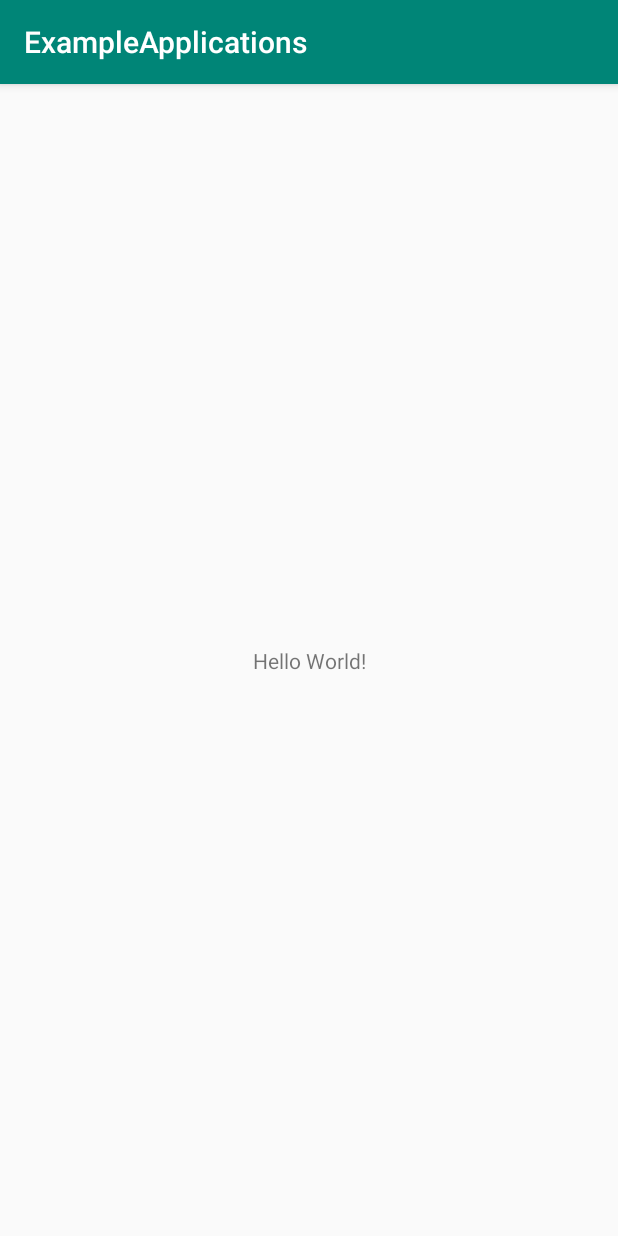
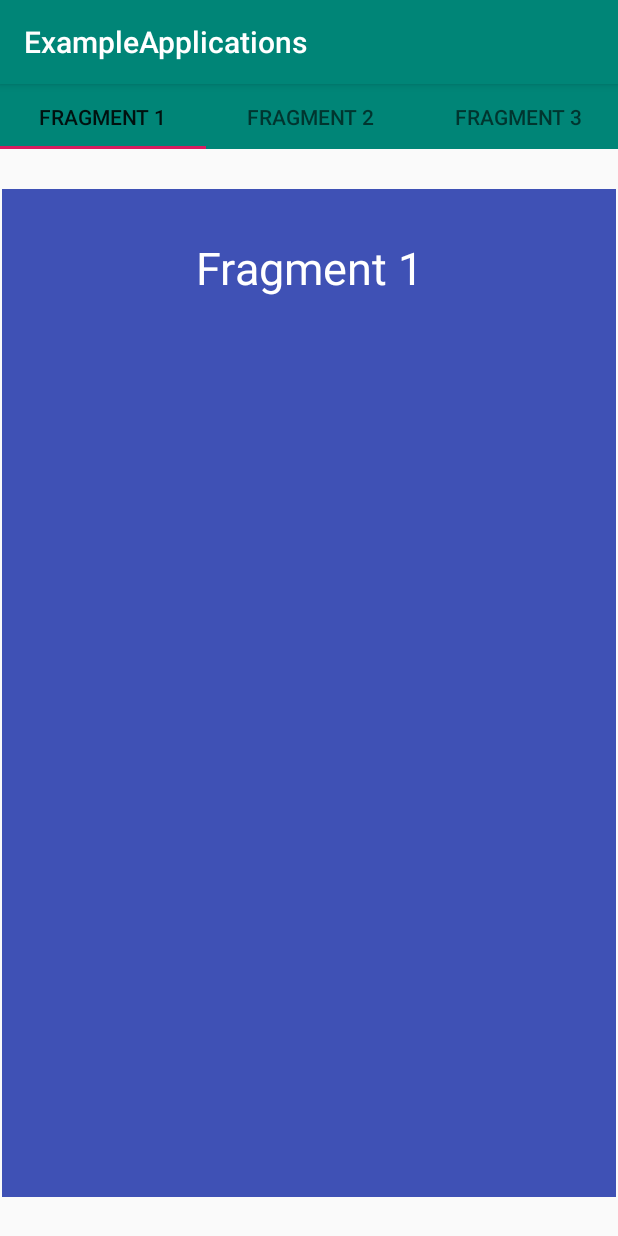
Before and after one commit to arpitparmar5739/android_examples, an Android app: the screen it shows after launch (MainActivity), on a phone screen of 412 x 824 dp. Run offline under Robolectric (Android 15) with nearby library versions, the phone set to English and light mode, and no system bars.

Commit message:
Implemented Tab layout.

```diff
--- a/app/build.gradle
+++ b/app/build.gradle
@@ -21,9 +21,11 @@ android {
 
 dependencies {
     implementation fileTree(dir: 'libs', include: ['*.jar'])
-    implementation 'androidx.appcompat:appcompat:1.0.2'
+    implementation 'androidx.appcompat:appcompat:1.1.0'
     implementation 'androidx.constraintlayout:constraintlayout:1.1.3'
+    implementation 'androidx.legacy:legacy-support-v4:1.0.0'
     testImplementation 'junit:junit:4.12'
     androidTestImplementation 'androidx.test.ext:junit:1.1.0'
     androidTestImplementation 'androidx.test.espresso:espresso-core:3.1.1'
+    implementation 'com.android.support:design:28.0.0'
 }
--- /dev/null
+++ b/app/src/main/java/com/example/exampleapplications/FirstFragment.java
@@ -0,0 +1,31 @@
+package com.example.exampleapplications;
+
+
+import android.os.Bundle;
+
+import androidx.fragment.app.Fragment;
+
+import android.view.LayoutInflater;
+import android.view.View;
+import android.view.ViewGroup;
+
+
+/**
+ * A simple {@link Fragment} subclass.
+ */
+public class FirstFragment extends Fragment {
+
+
+    public FirstFragment() {
+        // Required empty public constructor
+    }
+
+
+    @Override
+    public View onCreateView(LayoutInflater inflater, ViewGroup container,
+                             Bundle savedInstanceState) {
+        // Inflate the layout for this fragment
+        return inflater.inflate(R.layout.fragment_first, container, false);
+    }
+
+}
--- a/app/src/main/java/com/example/exampleapplications/MainActivity.java
+++ b/app/src/main/java/com/example/exampleapplications/MainActivity.java
@@ -1,14 +1,82 @@
 package com.example.exampleapplications;
 
+import androidx.annotation.NonNull;
+import androidx.annotation.Nullable;
 import androidx.appcompat.app.AppCompatActivity;
+import androidx.fragment.app.Fragment;
+import androidx.fragment.app.FragmentManager;
+import androidx.fragment.app.FragmentPagerAdapter;
+import androidx.viewpager.widget.ViewPager;
 
 import android.os.Bundle;
 
+import com.google.android.material.tabs.TabLayout;
+
 public class MainActivity extends AppCompatActivity {
+    TabLayout tabLayout;
+    ViewPager viewPager;
 
     @Override
     protected void onCreate(Bundle savedInstanceState) {
         super.onCreate(savedInstanceState);
         setContentView(R.layout.activity_main);
+
+        tabLayout = findViewById(R.id.tabLayout);
+        viewPager = findViewById(R.id.viewPager);
+
+        viewPager.setAdapter(new MyOwnPagerAdapter(getSupportFragmentManager()));
+        tabLayout.setupWithViewPager(viewPager);
+
+        tabLayout.addOnTabSelectedListener(new TabLayout.OnTabSelectedListener() {
+            @Override
+            public void onTabSelected(TabLayout.Tab tab) {
+                viewPager.setCurrentItem(tab.getPosition());
+            }
+
+            @Override
+            public void onTabUnselected(TabLayout.Tab tab) {
+
+            }
+
+            @Override
+            public void onTabReselected(TabLayout.Tab tab) {
+
+            }
+        });
+    }
+
+    class MyOwnPagerAdapter extends FragmentPagerAdapter {
+        String data[] = {"Fragment 1", "Fragment 2", "Fragment 3"};
+
+
+        public MyOwnPagerAdapter(FragmentManager supportFragmentManager) {
+            super(supportFragmentManager);
+        }
+
+        @NonNull
+        @Override
+        public Fragment getItem(int position) {
+            switch (position) {
+                case 0:
+                    return new FirstFragment();
+                case 1:
+                    return new SecondFragment();
+                case 2:
+                    return new ThirdFragment();
+                default:
+                    return null;
+            }
+        }
+
+        @Override
+        public int getCount() {
+            return data.length;
+        }
+
+        @Nullable
+        @Override
+        public CharSequence getPageTitle(int position) {
+            return data[position];
+        }
     }
 }
--- /dev/null
+++ b/app/src/main/java/com/example/exampleapplications/SecondFragment.java
@@ -0,0 +1,31 @@
+package com.example.exampleapplications;
+
+
+import android.os.Bundle;
+
+import androidx.fragment.app.Fragment;
+
+import android.view.LayoutInflater;
+import android.view.View;
+import android.view.ViewGroup;
+
+
+/**
+ * A simple {@link Fragment} subclass.
+ */
+public class SecondFragment extends Fragment {
+
+
+    public SecondFragment() {
+        // Required empty public constructor
+    }
+
+
+    @Override
+    public View onCreateView(LayoutInflater inflater, ViewGroup container,
+                             Bundle savedInstanceState) {
+        // Inflate the layout for this fragment
+        return inflater.inflate(R.layout.fragment_second, container, false);
+    }
+
+}
--- a/app/src/main/res/layout/activity_main.xml
+++ b/app/src/main/res/layout/activity_main.xml
@@ -6,13 +6,40 @@
     android:layout_height="match_parent"
     tools:context=".MainActivity">
 
-    <TextView
-        android:layout_width="wrap_content"
-        android:layout_height="wrap_content"
-        android:text="Hello World!"
+    <com.google.android.material.tabs.TabLayout
+        android:id="@+id/tabLayout"
+        android:layout_width="415dp"
+        android:layout_height="43dp"
+        android:background="@color/colorPrimary"
+        app:layout_constraintEnd_toEndOf="parent"
+        app:layout_constraintStart_toStartOf="parent"
+        app:layout_constraintTop_toTopOf="parent">
+
+        <com.google.android.material.tabs.TabItem
+            android:id="@+id/monday"
+            android:layout_width="wrap_content"
+            android:layout_height="wrap_content"
+            android:text="Monday" />
+
+        <com.google.android.material.tabs.TabItem
+            android:id="@+id/tuesday"
+            android:layout_width="wrap_content"
+            android:layout_height="wrap_content"
+            android:text="Tuesday" />
+
+        <com.google.android.material.tabs.TabItem
+            android:id="@+id/wednesday"
+            android:layout_width="wrap_content"
+            android:layout_height="wrap_content"
+            android:text="Wednesday" />
+    </com.google.android.material.tabs.TabLayout>
+
+    <androidx.viewpager.widget.ViewPager
+        android:id="@+id/viewPager"
+        android:layout_width="409dp"
+        android:layout_height="672dp"
         app:layout_constraintBottom_toBottomOf="parent"
-        app:layout_constraintLeft_toLeftOf="parent"
-        app:layout_constraintRight_toRightOf="parent"
-        app:layout_constraintTop_toTopOf="parent" />
-
+        app:layout_constraintEnd_toEndOf="parent"
+        app:layout_constraintStart_toStartOf="parent"
+        app:layout_constraintTop_toBottomOf="@+id/tabLayout" />
 </androidx.constraintlayout.widget.ConstraintLayout>
--- /dev/null
+++ b/app/src/main/res/layout/fragment_first.xml
@@ -0,0 +1,22 @@
+<?xml version="1.0" encoding="utf-8"?>
+<androidx.constraintlayout.widget.ConstraintLayout xmlns:android="http://schemas.android.com/apk/res/android"
+    xmlns:app="http://schemas.android.com/apk/res-auto"
+    xmlns:tools="http://schemas.android.com/tools"
+    android:layout_width="match_parent"
+    android:layout_height="match_parent"
+    android:background="#3F51B5"
+    tools:context=".FirstFragment">
+
+    <!-- TODO: Update blank fragment layout -->
+    <TextView
+        android:layout_width="wrap_content"
+        android:layout_height="wrap_content"
+        android:layout_marginTop="32dp"
+        android:text="@string/fragment_1"
+        android:textColor="#FFFFFF"
+        android:textSize="30sp"
+        app:layout_constraintEnd_toEndOf="parent"
+        app:layout_constraintStart_toStartOf="parent"
+        app:layout_constraintTop_toTopOf="parent" />
+
+</androidx.constraintlayout.widget.ConstraintLayout>
--- a/app/src/main/res/values/strings.xml
+++ b/app/src/main/res/values/strings.xml
@@ -1,3 +1,9 @@
 <resources>
     <string name="app_name">ExampleApplications</string>
+
+    <!-- TODO: Remove or change this placeholder text -->
+    <string name="hello_blank_fragment">Hello blank fragment</string>
+    <string name="fragment_1">Fragment 1</string>
+    <string name="fragment_2">Fragment 2</string>
+    <string name="fragment_3">Fragment 3</string>
 </resources>
--- a/build.gradle
+++ b/build.gradle
@@ -7,7 +7,7 @@ buildscript {
 
     }
     dependencies {
-        classpath 'com.android.tools.build:gradle:3.5.1'
+        classpath 'com.android.tools.build:gradle:3.5.2'
 
         // NOTE: Do not place your application dependencies here; they belong
         // in the individual module build.gradle files
```
Also changed, not shown: app/src/main/java/com/example/exampleapplications/ThirdFragment.java (added, +31 -0 lines), app/src/main/res/layout/fragment_second.xml (added, +22 -0 lines), app/src/main/res/layout/fragment_third.xml (added, +22 -0 lines).
